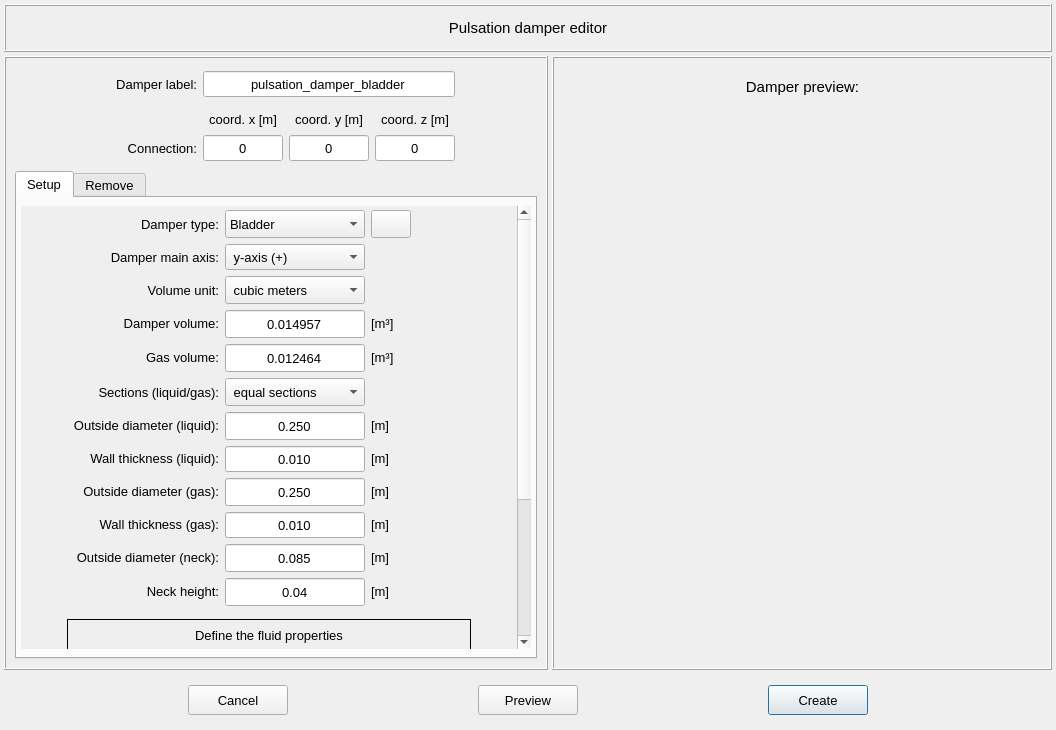
This is pulse/interface/data/ui_files/model/editor/pulsation_damper_editor_inputs.ui in open-pulse/OpenPulse as Qt 5 draws it before an edit. The edited form follows.
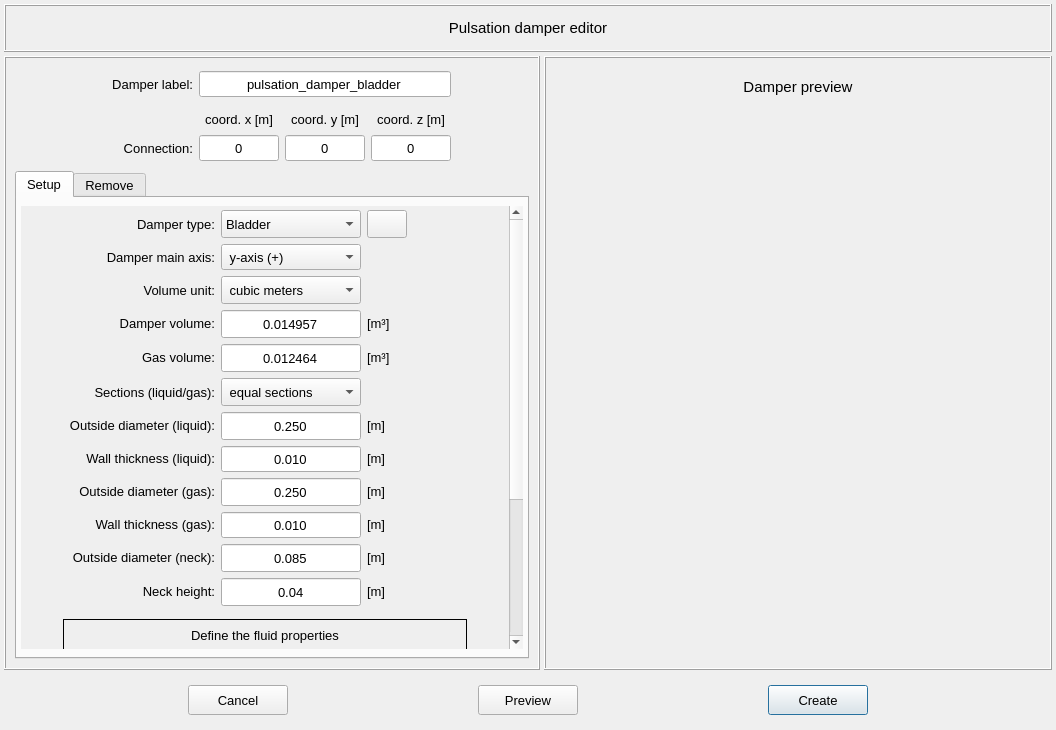
This is the edited form. Icons and pictures are not drawn. Custom widgets are drawn as their Qt base class.

Patch:
```diff
--- a/pulse/interface/data/ui_files/model/editor/pulsation_damper_editor_inputs.ui
+++ b/pulse/interface/data/ui_files/model/editor/pulsation_damper_editor_inputs.ui
@@ -2805,17 +2805,23 @@
      <property name="frameShadow">
       <enum>QFrame::Raised</enum>
      </property>
+     <layout class="QGridLayout" name="gridLayout_3">
+      <property name="leftMargin">
+       <number>9</number>
+      </property>
+      <property name="topMargin">
+       <number>9</number>
+      </property>
+      <property name="rightMargin">
+       <number>9</number>
+      </property>
+      <property name="bottomMargin">
+       <number>9</number>
+      </property>
+      <item row="1" column="0">
      <widget class="DamperPreviewRenderWidget" name="preview_widget" native="true">
-      <property name="geometry">
-       <rect>
-        <x>9</x>
-        <y>49</y>
-        <width>481</width>
-        <height>551</height>
-       </rect>
-      </property>
       <property name="sizePolicy">
-       <sizepolicy hsizetype="Maximum" vsizetype="Maximum">
+         <sizepolicy hsizetype="Expanding" vsizetype="Expanding">
         <horstretch>0</horstretch>
         <verstretch>0</verstretch>
        </sizepolicy>
@@ -2827,17 +2833,23 @@
        </size>
       </property>
      </widget>
+      </item>
+      <item row="0" column="0">
      <widget class="QLabel" name="label_4">
       <property name="enabled">
        <bool>true</bool>
       </property>
-      <property name="geometry">
-       <rect>
-        <x>10</x>
-        <y>10</y>
-        <width>481</width>
-        <height>41</height>
-       </rect>
+        <property name="minimumSize">
+         <size>
+          <width>0</width>
+          <height>40</height>
+         </size>
+        </property>
+        <property name="maximumSize">
+         <size>
+          <width>16777215</width>
+          <height>40</height>
+         </size>
       </property>
       <property name="font">
        <font>
@@ -2847,7 +2859,7 @@
        </font>
       </property>
       <property name="text">
-       <string>Damper preview:</string>
+         <string>Damper preview</string>
       </property>
       <property name="alignment">
        <set>Qt::AlignCenter</set>
@@ -2856,8 +2868,8 @@
        <bool>false</bool>
       </property>
      </widget>
-     <zorder>label_4</zorder>
-     <zorder>preview_widget</zorder>
+      </item>
+     </layout>
     </widget>
    </item>
    <item row="2" column="0" colspan="2">
```
Left out of the diff: 8 changed lines with no effect on the pictures. Lines whose indentation alone changed are shown as unchanged.
